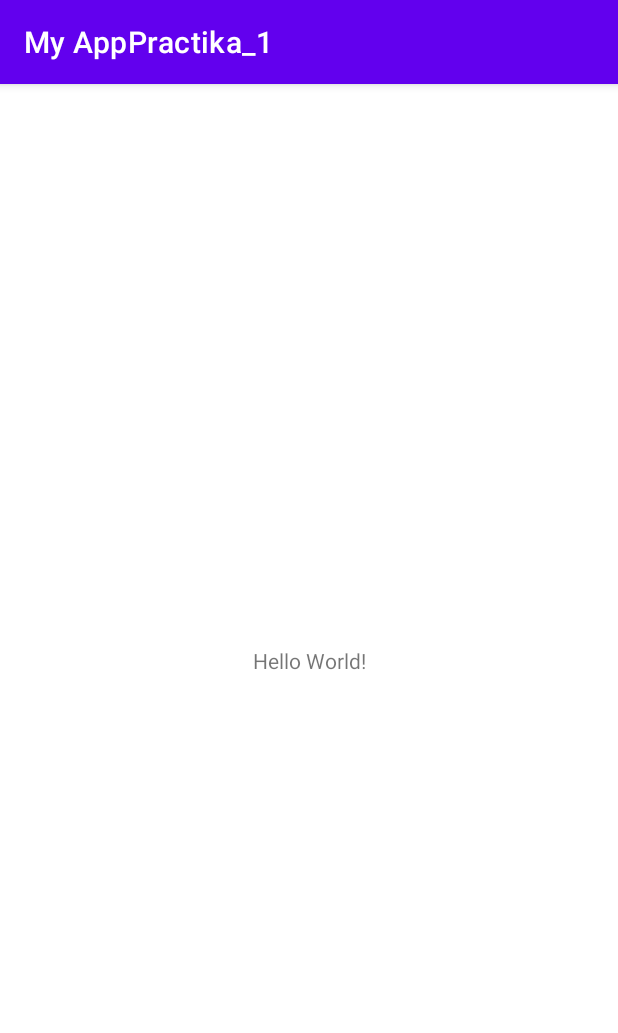
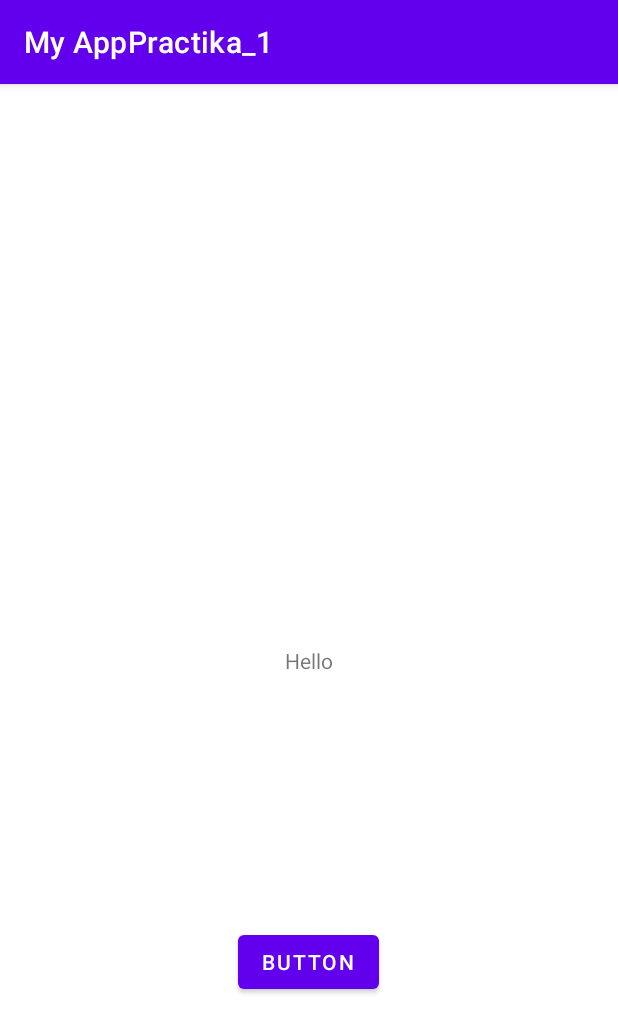
Before and after one commit to vladsorokin/Razrabotka_mobilnih_prilozheniy, an Android app: the screen it shows after launch (MainActivity), on a phone screen of 412 x 824 dp. Shown: the top 1033 px of the screen. Run offline under Robolectric (Android 15) with nearby library versions, the phone set to English and light mode, and no system bars.

Commit message:
program work

```diff
--- a/app/src/main/java/com/example/myapppractika_1/MainActivity.java
+++ b/app/src/main/java/com/example/myapppractika_1/MainActivity.java
@@ -1,14 +1,63 @@
 package com.example.myapppractika_1;
-
 import androidx.appcompat.app.AppCompatActivity;
 
+import android.content.Intent;
 import android.os.Bundle;
+import android.util.Log;
+import android.view.View;
+import android.widget.Button;
+import android.widget.TextView;
+import android.widget.Toast;
 
 public class MainActivity extends AppCompatActivity {
+    private static final String TAG = "AppPrac1";
 
     @Override
     protected void onCreate(Bundle savedInstanceState) {
         super.onCreate(savedInstanceState);
         setContentView(R.layout.activity_main);
+
+        Toast.makeText(MainActivity.this, "App Created", Toast.LENGTH_SHORT).show();
+        Log.v(TAG, "This app is created");
     }
+
+    @Override
+    protected void onStart() {
+        super.onStart();
+        Toast.makeText(MainActivity.this, "App Started", Toast.LENGTH_SHORT).show();
+        Log.i(TAG, "This app is started");
+    }
+
+    @Override
+    protected void onStop() {
+
+        super.onStop();
+        Toast.makeText(MainActivity.this, "App Stopped", Toast.LENGTH_SHORT).show();
+        Log.w(TAG, "This app is Stopped");
+    }
+
+    @Override
+    protected void onDestroy() {
+
+        super.onDestroy();
+        Toast.makeText(MainActivity.this, "App destroyed", Toast.LENGTH_SHORT).show();
+        Log.e(TAG, "This app is destroyed");
+    }
+
+    @Override
+    protected void onPause() {
+
+        super.onPause();
+        Toast.makeText(MainActivity.this, "App paused", Toast.LENGTH_SHORT).show();
+        Log.d(TAG, "This app is paused");
+    }
+
+    @Override
+    protected void onResume() {
+
+        super.onResume();
+        Toast.makeText(MainActivity.this, "App resumed", Toast.LENGTH_SHORT).show();
+        Log.i(TAG, "This app is resumed");
+    }
+
 }
--- a/app/src/main/res/layout/activity_main.xml
+++ b/app/src/main/res/layout/activity_main.xml
@@ -7,12 +7,27 @@
     tools:context=".MainActivity">
 
     <TextView
+        android:id="@+id/textView"
         android:layout_width="wrap_content"
         android:layout_height="wrap_content"
-        android:text="Hello World!"
+        android:text="Hello"
         app:layout_constraintBottom_toBottomOf="parent"
         app:layout_constraintEnd_toEndOf="parent"
         app:layout_constraintStart_toStartOf="parent"
         app:layout_constraintTop_toTopOf="parent" />
 
+    <Button
+        android:id="@+id/button"
+        android:layout_width="wrap_content"
+        android:layout_height="wrap_content"
+        android:layout_marginTop="152dp"
+        android:onClick="onClickResult"
+        android:text="Button"
+        app:layout_constraintBottom_toBottomOf="parent"
+        app:layout_constraintEnd_toEndOf="parent"
+        app:layout_constraintHorizontal_bias="0.498"
+        app:layout_constraintStart_toStartOf="parent"
+        app:layout_constraintTop_toBottomOf="@+id/textView"
+        app:layout_constraintVertical_bias="0.089" />
+
 </androidx.constraintlayout.widget.ConstraintLayout>
```
